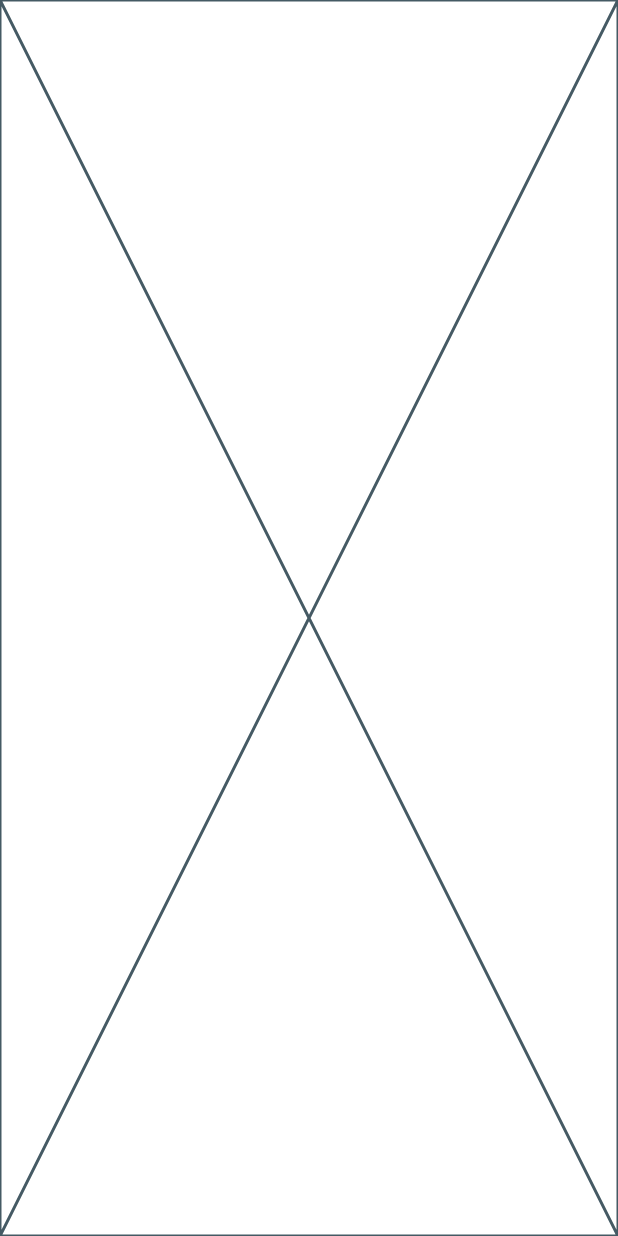
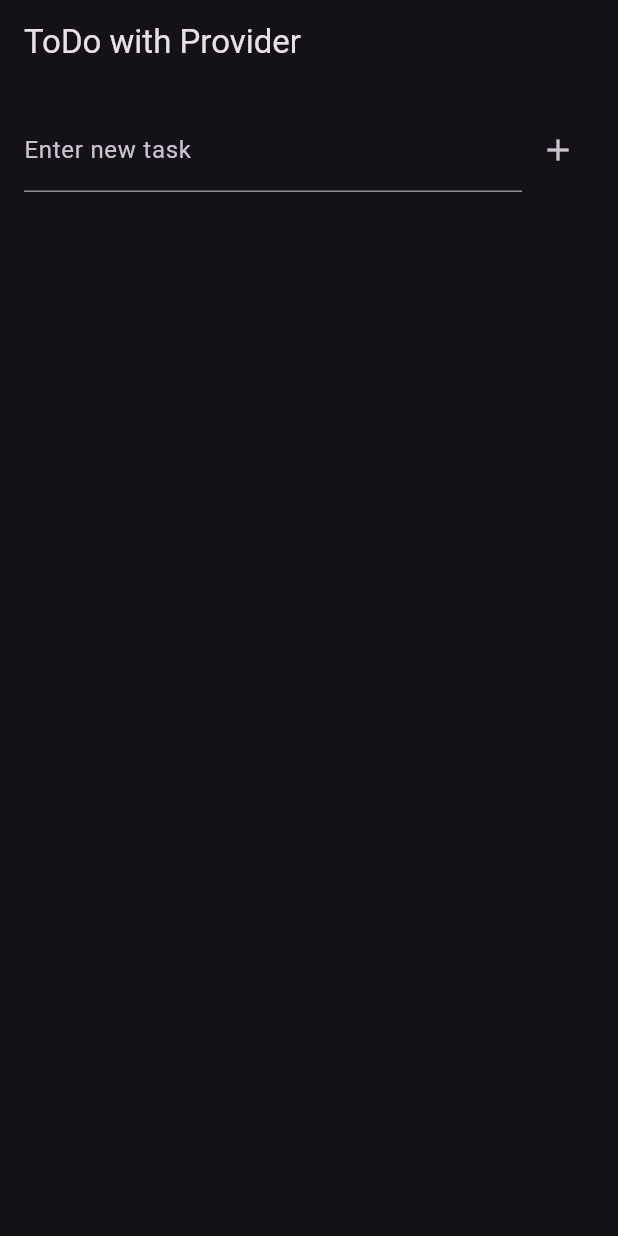
Before and after one commit to rudill/todo_with_provider, a Flutter app: the screen it shows after launch, on a phone screen of 412 x 824 dp. Run offline on Flutter 3.47's test engine with Material 3 defaults, Android fonts, the light colour scheme and no system bars.

Commit message:
Add TodoScreen and integrate with TodoProvider for task management

```diff
--- a/lib/main.dart
+++ b/lib/main.dart
@@ -1,7 +1,12 @@
 import 'package:flutter/material.dart';
+import 'package:provider/provider.dart';
+import 'package:todo_with_provider/todo_provider.dart';
+import 'package:todo_with_provider/todo_screen.dart';
 
 void main() {
-  runApp(const MyApp());
+  runApp(
+    ChangeNotifierProvider(create: (context) => TodoProvider(), child: MyApp()),
+  );
 }
 
 class MyApp extends StatelessWidget {
@@ -9,6 +14,9 @@ class MyApp extends StatelessWidget {
 
   @override
   Widget build(BuildContext context) {
-    return const Placeholder();
+    return MaterialApp(
+      theme: ThemeData.dark(useMaterial3: true),
+      home: TodoScreen(),
+    );
   }
 }
--- /dev/null
+++ b/lib/todo_screen.dart
@@ -0,0 +1,75 @@
+import 'package:flutter/material.dart';
+import 'package:provider/provider.dart';
+import 'package:todo_with_provider/todo_provider.dart';
+
+class TodoScreen extends StatelessWidget {
+  final TextEditingController _controller = TextEditingController();
+
+  TodoScreen({super.key});
+
+  @override
+  Widget build(BuildContext context) {
+    final todoProvider = Provider.of<TodoProvider>(context);
+    final todos = todoProvider.todos;
+
+    return Scaffold(
+      appBar: AppBar(title: Text('ToDo with Provider')),
+      body: Column(
+        children: [
+          Padding(
+            padding: const EdgeInsets.all(16),
+            child: Row(
+              children: [
+                Expanded(
+                  child: TextField(
+                    controller: _controller,
+                    decoration: InputDecoration(labelText: 'Enter new task'),
+                  ),
+                ),
+                IconButton(
+                  onPressed: () {
+                    if (_controller.text.trim().isNotEmpty) {
+                      todoProvider.addNewTodo(_controller.text.trim());
+                      _controller.clear();
+                    }
+                  },
+                  icon: Icon(Icons.add),
+                ),
+              ],
+            ),
+          ),
+          Expanded(
+            child: ListView.builder(
+              itemCount: todos.length,
+              itemBuilder: (_, index) {
+                final todo = todos[index];
+                return ListTile(
+                  title: Text(
+                    todo.title,
+                    style: TextStyle(
+                      decoration:
+                          todo.isDone
+                              ? TextDecoration.lineThrough
+                              : TextDecoration.none,
+                    ),
+                  ),
+                  subtitle: Text(todo.id),
+                  leading: Checkbox(
+                    value: todo.isDone,
+                    onChanged: (_) {
+                      todoProvider.toggleTodo(todo.id);
+                    },
+                  ),
+                  trailing: IconButton(
+                    onPressed: () => todoProvider.removeTodo(todo.id),
+                    icon: Icon(Icons.delete),
+                  ),
+                );
+              },
+            ),
+          ),
+        ],
+      ),
+    );
+  }
+}
```
